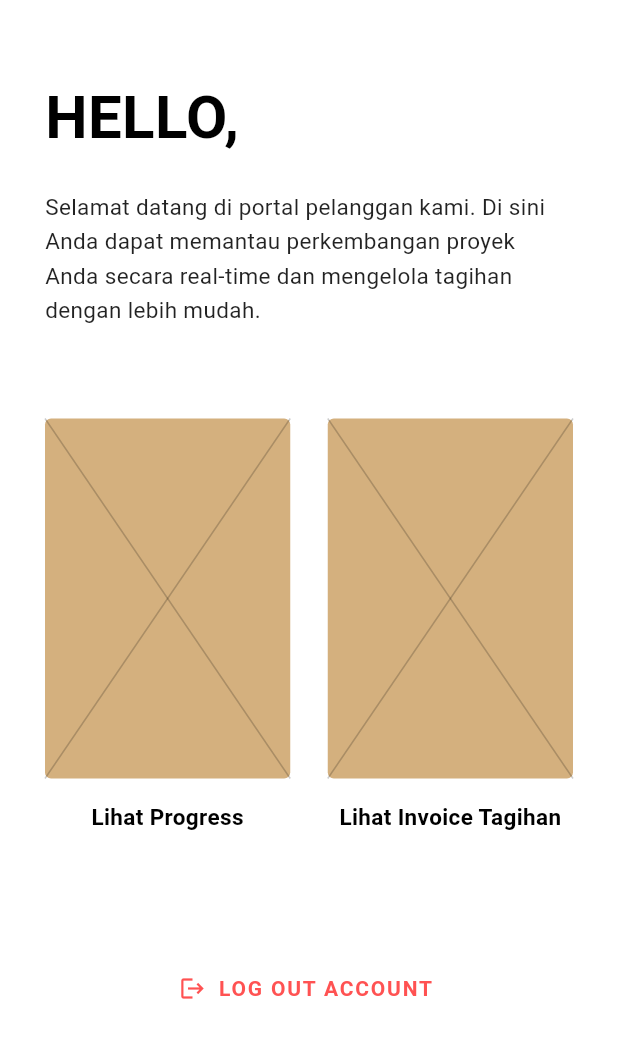
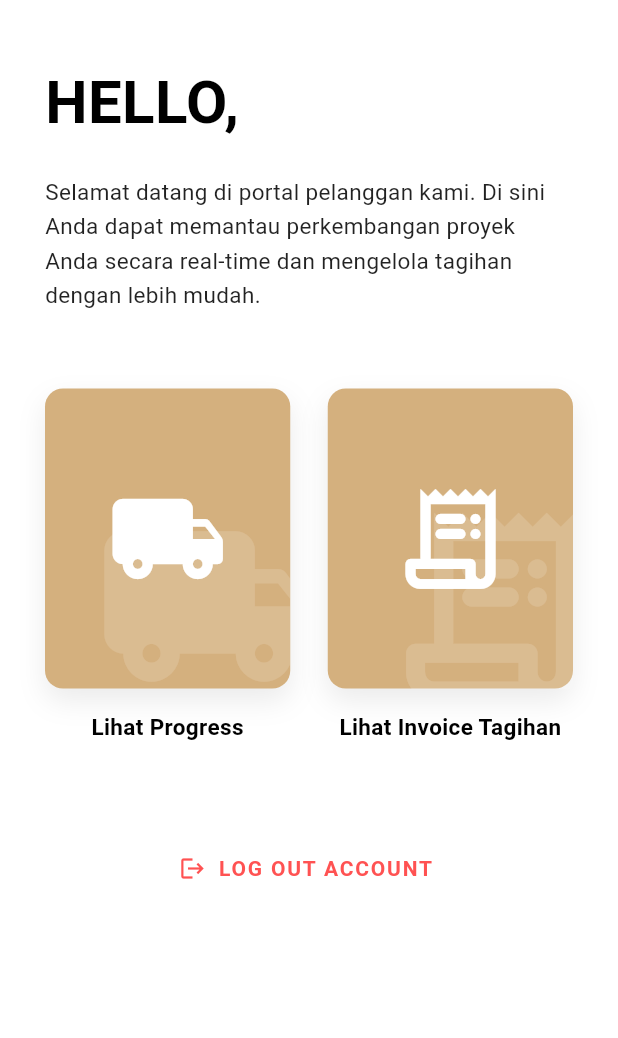
Before and after one commit to justin-rar/karoseri_mobile, a Flutter app: the DashboardCust screen opened directly, on a phone screen of 412 x 824 dp. Shown: the top 1038 px of the screen. Run offline on Flutter 3.47's test engine with Material 3 defaults, Android fonts, the phone set to English and light mode, and no system bars; our stand-ins replace carousel_slider, image_picker, supabase_flutter; accounts and stored records are empty.

Commit message:
perbaikan tampilan dashboard customer

```diff
--- a/lib/dashboard/customer/dashboard_cust.dart
+++ b/lib/dashboard/customer/dashboard_cust.dart
@@ -1,6 +1,6 @@
 import 'package:flutter/material.dart';
 import 'package:supabase_flutter/supabase_flutter.dart';
-import 'package:karoseri_mobile/auth/login.dart'; // Import LoginPage kamu
+import 'package:karoseri_mobile/auth/login.dart'; // Sesuaikan path LoginPage kamu
 import 'features/progress/progress_page.dart';
 import 'features/invoice/invoice_page.dart';
 
@@ -25,7 +25,6 @@ class _DashboardCustState extends State<DashboardCust> {
     final user = supabase.auth.currentUser;
     if (user != null) {
       setState(() {
-        // Mengambil nama dari metadata atau email
         userName =
             user.userMetadata?['nama'] ??
             user.userMetadata?['full_name'] ??
@@ -40,7 +39,6 @@ class _DashboardCustState extends State<DashboardCust> {
     try {
       await supabase.auth.signOut();
       if (mounted) {
-        // Navigasi balik ke LoginPage dan hapus semua history page
         Navigator.of(context).pushAndRemoveUntil(
           MaterialPageRoute(builder: (context) => const LoginPage()),
           (route) => false,
@@ -96,11 +94,12 @@ class _DashboardCustState extends State<DashboardCust> {
       backgroundColor: Colors.white,
       body: SafeArea(
         child: SingleChildScrollView(
-          padding: const EdgeInsets.symmetric(horizontal: 30, vertical: 50),
+          // Padding vertical disesuaikan menjadi 40 agar tidak terlalu mepet atas
+          padding: const EdgeInsets.symmetric(horizontal: 30, vertical: 40),
           child: Column(
             crossAxisAlignment: CrossAxisAlignment.start,
             children: [
-              // --- WELCOME HEADER ---
+              // --- WELCOME HEADER (LANGSUNG DI ATAS) ---
               Text(
                 "HELLO, ${userName.toLowerCase()}",
                 style: const TextStyle(
@@ -118,15 +117,16 @@ class _DashboardCustState extends State<DashboardCust> {
                   height: 1.5,
                 ),
               ),
-              const SizedBox(height: 60),
+              const SizedBox(height: 50),
 
-              // --- MENU GRID ---
+              // --- MENU GRID DENGAN LOGO/ICON RELEVAN ---
               Row(
                 crossAxisAlignment: CrossAxisAlignment.start,
                 children: [
                   Expanded(
                     child: _buildMenuCard(
                       title: "Lihat Progress",
+                      iconData: Icons.local_shipping_rounded, // Icon Truk/Bus
                       onTap: () {
                         Navigator.push(
                           context,
@@ -141,6 +141,8 @@ class _DashboardCustState extends State<DashboardCust> {
                   Expanded(
                     child: _buildMenuCard(
                       title: "Lihat Invoice Tagihan",
+                      iconData:
+                          Icons.receipt_long_rounded, // Icon Kertas Invoice
                       onTap: () {
                         Navigator.push(
                           context,
@@ -154,7 +156,7 @@ class _DashboardCustState extends State<DashboardCust> {
                 ],
               ),
 
-              const SizedBox(height: 80),
+              const SizedBox(height: 60),
 
               // --- TOMBOL LOGOUT ---
               Center(
@@ -179,25 +181,44 @@ class _DashboardCustState extends State<DashboardCust> {
     );
   }
 
-  Widget _buildMenuCard({required String title, required VoidCallback onTap}) {
+  // WIDGET CARD MENU MODERN DENGAN LOGO DI DALAMNYA
+  Widget _buildMenuCard({
+    required String title,
+    required IconData iconData,
+    required VoidCallback onTap,
+  }) {
     return Column(
       children: [
         GestureDetector(
           onTap: onTap,
           child: Container(
-            height: 240, // Sedikit disesuaikan agar proporsional
+            height: 200, // Tinggi proporsional
+            width: double.infinity,
             decoration: BoxDecoration(
-              color: const Color(0xFFD4B07E),
-              borderRadius: BorderRadius.circular(4),
+              color: const Color(0xFFD4B07E), // Warna coklat karoseri
+              borderRadius: BorderRadius.circular(12), // Melengkung modern
+              boxShadow: [
+                BoxShadow(
+                  color: Colors.black.withOpacity(0.08),
+                  blurRadius: 15,
+                  offset: const Offset(0, 8),
+                ),
+              ],
             ),
             child: Stack(
               children: [
-                Center(
-                  child: CustomPaint(
-                    size: const Size(double.infinity, double.infinity),
-                    painter: CrossPainter(),
+                // Logo/Icon watermark transparan di kanan bawah kotak
+                Positioned(
+                  right: -20,
+                  bottom: -20,
+                  child: Icon(
+                    iconData,
+                    size: 150,
+                    color: Colors.white.withOpacity(0.15),
                   ),
                 ),
+                // Logo/Icon Solid di Tengah Menu
+                Center(child: Icon(iconData, size: 80, color: Colors.white)),
               ],
             ),
           ),
@@ -216,17 +237,3 @@ class _DashboardCustState extends State<DashboardCust> {
     );
   }
 }
-
-class CrossPainter extends CustomPainter {
-  @override
-  void paint(Canvas canvas, Size size) {
-    final paint = Paint()
-      ..color = Colors.black.withOpacity(0.2)
-      ..strokeWidth = 1.0;
-    canvas.drawLine(Offset.zero, Offset(size.width, size.height), paint);
-    canvas.drawLine(Offset(0, size.height), Offset(size.width, 0), paint);
-  }
-
-  @override
-  bool shouldRepaint(covariant CustomPainter oldDelegate) => false;
-}
```
